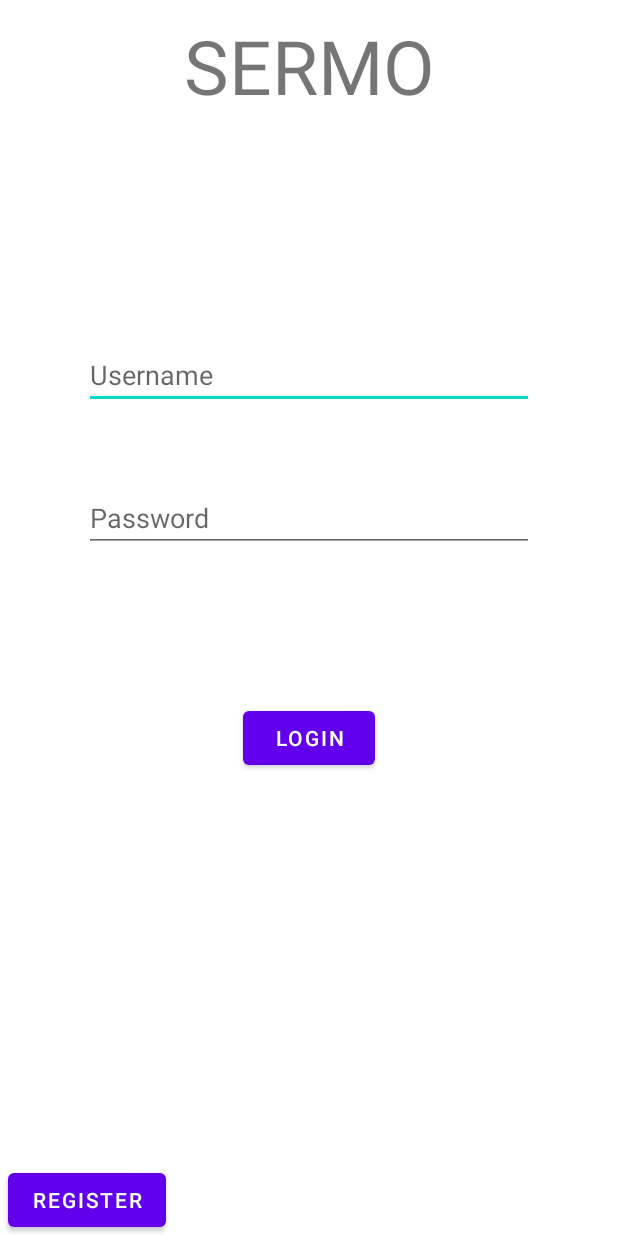
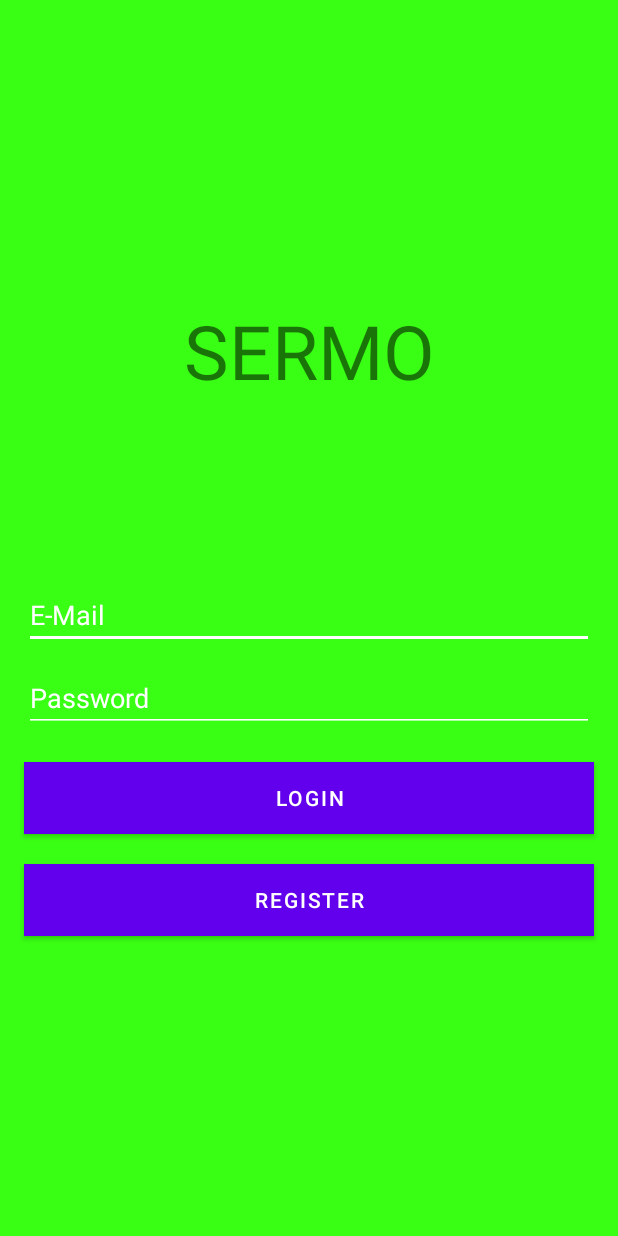
Before and after one commit to ruipinto2001/Project-PDM, an Android app: the screen it shows after launch (LoginActivity), on a phone screen of 412 x 824 dp. Run offline under Robolectric (Android 15) with nearby library versions, the phone set to English and light mode, and no system bars.

Commit message:
Firebase e pagina Login

```diff
--- a/Sermo/app/build.gradle
+++ b/Sermo/app/build.gradle
@@ -1,6 +1,7 @@
 plugins {
     id 'com.android.application'
     id 'org.jetbrains.kotlin.android'
+    id 'com.google.gms.google-services'
 }
 
 android {
@@ -38,6 +39,7 @@ dependencies {
     implementation 'androidx.appcompat:appcompat:1.5.1'
     implementation 'com.google.android.material:material:1.7.0'
     implementation 'androidx.constraintlayout:constraintlayout:2.1.4'
+    implementation 'com.google.firebase:firebase-auth:21.1.0'
     testImplementation 'junit:junit:4.13.2'
     androidTestImplementation 'androidx.test.ext:junit:1.1.4'
     androidTestImplementation 'androidx.test.espresso:espresso-core:3.5.0'
--- a/Sermo/app/src/main/res/layout/activity_login.xml
+++ b/Sermo/app/src/main/res/layout/activity_login.xml
@@ -1,72 +1,62 @@
 <?xml version="1.0" encoding="utf-8"?>
-<androidx.constraintlayout.widget.ConstraintLayout xmlns:android="http://schemas.android.com/apk/res/android"
+<LinearLayout xmlns:android="http://schemas.android.com/apk/res/android"
     xmlns:app="http://schemas.android.com/apk/res-auto"
     xmlns:tools="http://schemas.android.com/tools"
     android:layout_width="match_parent"
     android:layout_height="match_parent"
+    android:background="#39FF14"
+    android:gravity="center"
+    android:orientation="vertical"
     tools:context=".LoginActivity">
 
     <TextView
         android:id="@+id/main_title_textview"
-        android:layout_width="wrap_content"
+        android:layout_width="match_parent"
         android:layout_height="wrap_content"
-        app:layout_constraintTop_toTopOf="parent"
-        app:layout_constraintLeft_toLeftOf="parent"
-        app:layout_constraintRight_toRightOf="parent"
-
+        android:textAlignment="center"
         android:text="SERMO"
-        android:layout_marginTop="10dp"
-        android:textSize="50sp"
-        />
+        android:layout_marginBottom="120dp"
+        android:textSize="50sp" />
 
     <EditText
         android:id="@+id/main_username_edittext"
-        android:layout_width="300dp"
+        android:layout_width="380dp"
         android:layout_height="wrap_content"
-        app:layout_constraintLeft_toLeftOf="parent"
-        app:layout_constraintRight_toRightOf="parent"
-        app:layout_constraintTop_toBottomOf="@+id/main_title_textview"
-
-        android:hint="Username"
-        android:layout_marginTop="150dp"
-
-        />
+        android:hint="E-Mail"
+        android:inputType="textEmailAddress"
+        android:textColorHint="@color/white"
+        android:backgroundTint="@color/white"/>
 
     <EditText
         android:id="@+id/main_password_edittext"
-        android:layout_width="300dp"
+        android:layout_width="380dp"
         android:layout_height="wrap_content"
-        app:layout_constraintLeft_toLeftOf="parent"
-        app:layout_constraintRight_toRightOf="parent"
-        app:layout_constraintTop_toBottomOf="@+id/main_username_edittext"
-
         android:hint="Password"
-        android:layout_marginTop="50dp"
-        />
+        android:inputType="textPassword"
+        android:textColorHint="@color/white"
+        android:backgroundTint="@color/white"
+        android:layout_marginTop="10dp"/>
 
     <Button
         android:id="@+id/main_login_button"
-        android:layout_width="wrap_content"
+        android:layout_width="380dp"
         android:layout_height="wrap_content"
-        app:layout_constraintLeft_toLeftOf="parent"
-        app:layout_constraintRight_toRightOf="parent"
-        app:layout_constraintTop_toBottomOf="@+id/main_password_edittext"
-
+        android:background="@color/white"
+        android:textColor="@color/white"
         android:text="LOGIN"
-        android:layout_marginTop="100dp"
+        android:layout_marginTop="20dp"
         android:onClick="doLogin"
         />
 
     <Button
         android:id="@+id/main_register_button"
-        android:layout_width="wrap_content"
+        android:layout_width="380dp"
         android:layout_height="wrap_content"
-        app:layout_constraintLeft_toLeftOf="parent"
-        app:layout_constraintBottom_toBottomOf="parent"
-
         android:text="REGISTER"
-        android:layout_marginLeft="5dp"
+        android:background="@color/white"
+        android:textColor="@color/white"
+        android:layout_marginTop="20dp"
         android:onClick="startRegister"
         />
 
-</androidx.constraintlayout.widget.ConstraintLayout>
+</LinearLayout>
--- a/Sermo/build.gradle
+++ b/Sermo/build.gradle
@@ -1,4 +1,8 @@
-// Top-level build file where you can add configuration options common to all sub-projects/modules.
+buildscript {
+    dependencies {
+        classpath 'com.google.gms:google-services:4.3.14'
+    }
+}// Top-level build file where you can add configuration options common to all sub-projects/modules.
 plugins {
     id 'com.android.application' version '7.3.0' apply false
     id 'com.android.library' version '7.3.0' apply false
```
Also changed, not shown: Sermo/app/src/main/AndroidManifest.xml (+14 -0 lines), Sermo/app/src/main/java/pt/ipca/sermo/HomeActivity.kt (added, +11 -0 lines), Sermo/app/src/main/java/pt/ipca/sermo/RegisterActivity.kt (added, +11 -0 lines), Sermo/app/src/main/res/layout/activity_home.xml (added, +9 -0 lines), Sermo/app/src/main/res/layout/activity_register.xml (added, +9 -0 lines), 1 other file.
